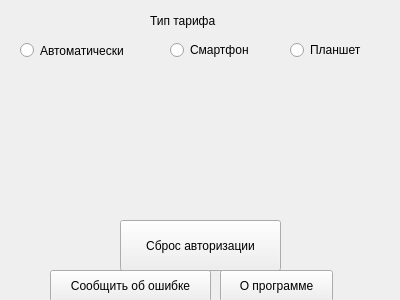
Old version of the form settings.ui in the repository TTLMaster/Yota-Desktop-App.
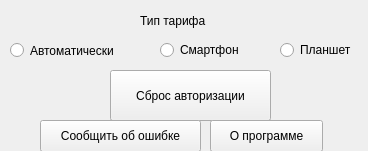
New version of the form.

Patch:
```diff
--- a/settings.ui
+++ b/settings.ui
@@ -6,8 +6,8 @@
    <rect>
     <x>0</x>
     <y>0</y>
-    <width>400</width>
-    <height>300</height>
+    <width>368</width>
+    <height>151</height>
    </rect>
   </property>
   <property name="windowTitle">
@@ -16,8 +16,8 @@
   <widget class="QPushButton" name="clearSettingsB">
    <property name="geometry">
     <rect>
-     <x>120</x>
-     <y>220</y>
+     <x>110</x>
+     <y>70</y>
      <width>161</width>
      <height>51</height>
     </rect>
@@ -29,7 +29,7 @@
   <widget class="QRadioButton" name="smartphoneRB">
    <property name="geometry">
     <rect>
-     <x>170</x>
+     <x>160</x>
      <y>40</y>
      <width>100</width>
      <height>20</height>
@@ -42,7 +42,7 @@
   <widget class="QRadioButton" name="tabletRB">
    <property name="geometry">
     <rect>
-     <x>290</x>
+     <x>280</x>
      <y>40</y>
      <width>100</width>
      <height>20</height>
@@ -55,7 +55,7 @@
   <widget class="QRadioButton" name="autoRB">
    <property name="geometry">
     <rect>
-     <x>20</x>
+     <x>10</x>
      <y>40</y>
      <width>121</width>
      <height>21</height>
@@ -68,7 +68,7 @@
   <widget class="QLabel" name="label_2">
    <property name="geometry">
     <rect>
-     <x>150</x>
+     <x>140</x>
      <y>10</y>
      <width>91</width>
      <height>21</height>
@@ -81,8 +81,8 @@
   <widget class="QPushButton" name="aboutB">
    <property name="geometry">
     <rect>
-     <x>220</x>
-     <y>270</y>
+     <x>210</x>
+     <y>120</y>
      <width>113</width>
      <height>32</height>
     </rect>
@@ -94,8 +94,8 @@
   <widget class="QPushButton" name="bugtrackerB">
    <property name="geometry">
     <rect>
-     <x>50</x>
-     <y>270</y>
+     <x>40</x>
+     <y>120</y>
      <width>161</width>
      <height>32</height>
     </rect>
```
